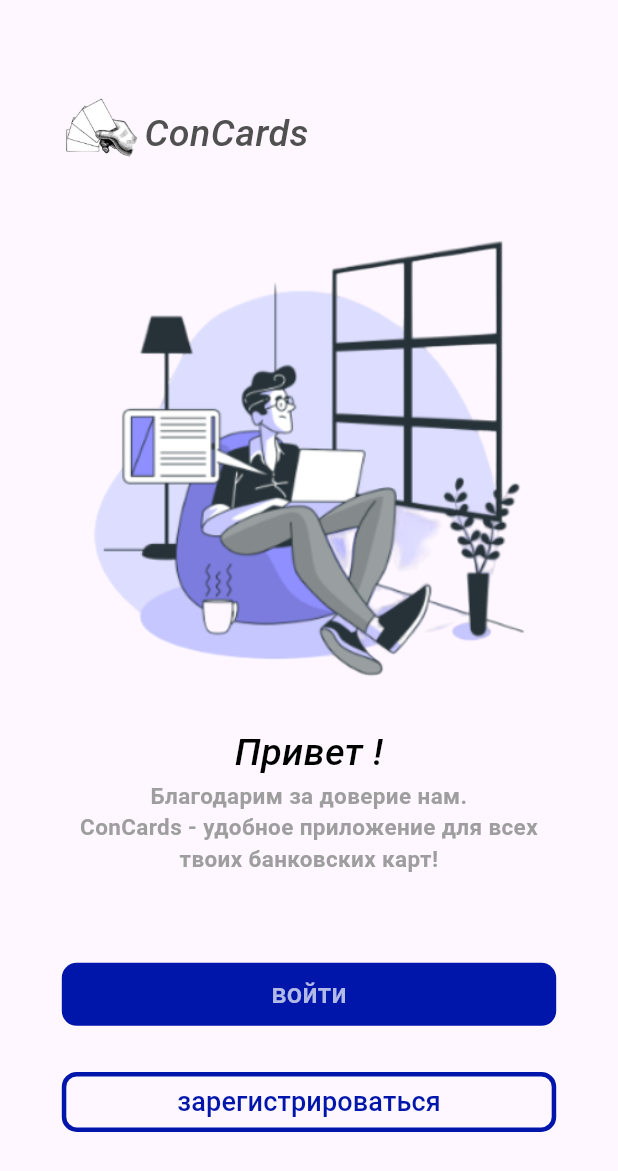
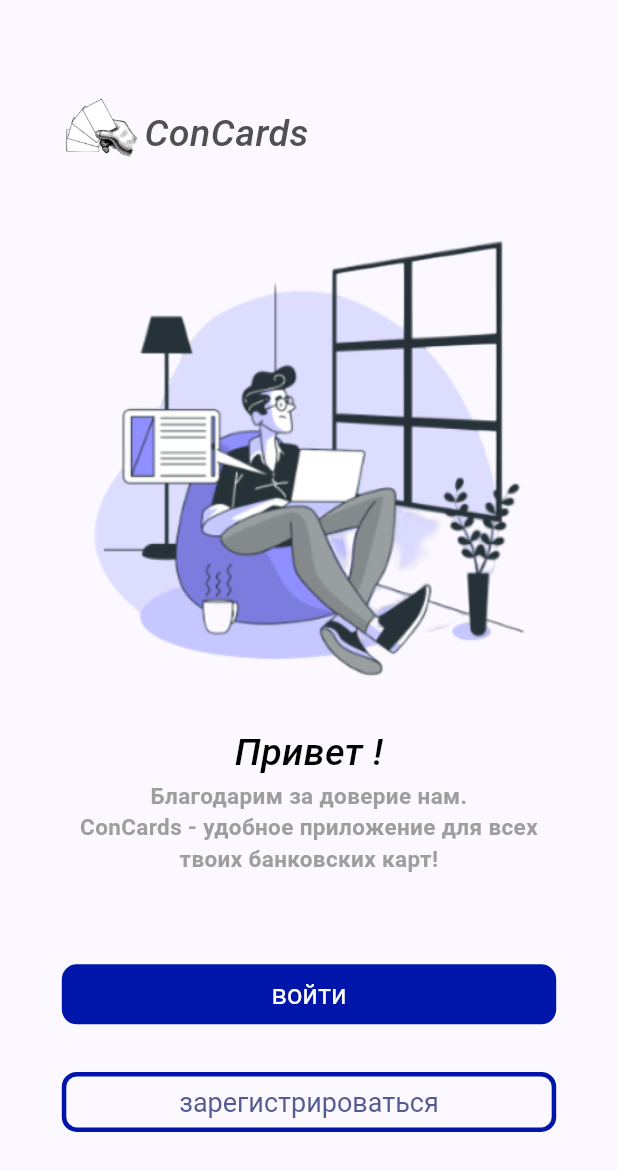
Before and after one commit to Ivan-Stefashin/con_cards, a Flutter app: the screen it shows after launch, after a tap on "зарегистрироваться", on a phone screen of 412 x 824 dp. Shown: the top 1171 px of the screen. Run offline on Flutter 3.47's test engine with Material 3 defaults, Android fonts, the phone set to English and light mode, and no system bars.

```diff
--- a/lib/main.dart
+++ b/lib/main.dart
@@ -2,7 +2,45 @@ import 'package:flutter/material.dart';
 import '../../screans/login/welcome.dart';
 
 void main() {
-  runApp(const MyApp());
+  runApp(
+      MaterialApp(
+        title: 'Flutter Demo',
+
+        theme: ThemeData(
+          colorScheme: ColorScheme.fromSeed(seedColor: Color.fromRGBO(
+              0, 32, 255, 1.0)),
+          useMaterial3: true,
+          textButtonTheme: TextButtonThemeData(
+            style: ButtonStyle(
+              backgroundColor: WidgetStatePropertyAll(Color.fromRGBO(0,21,170, 1)),
+              shape:WidgetStatePropertyAll(RoundedRectangleBorder(
+                borderRadius: BorderRadius.circular(10.0),
+              ),
+              ),
+              textStyle: WidgetStatePropertyAll(
+                  TextStyle(
+                    fontSize: 18,
+                    color: Color.fromRGBO(15, 16, 21, 1.0),
+                  ),
+              ),
+            ),
+          ),
+          outlinedButtonTheme: OutlinedButtonThemeData(
+            style: OutlinedButton.styleFrom(
+              side: BorderSide(width: 3, color: Color.fromRGBO(0,21,170, 1)),
+              shape: RoundedRectangleBorder(
+                borderRadius: BorderRadius.circular(10.0),
+              ),
+              textStyle: TextStyle(
+                fontSize: 18,
+                color: Color.fromRGBO(0,21,170, 1),
+              ),
+            ),
+          ),
+        ),
+        home: const Welcome(),
+      )
+  );
 }
 
 class MyApp extends StatelessWidget {
@@ -11,30 +49,7 @@ class MyApp extends StatelessWidget {
   // This widget is the root of your application.
   @override
   Widget build(BuildContext context) {
-    return MaterialApp(
-      title: 'Flutter Demo',
-      theme: ThemeData(
-        // This is the theme of your application.
-        //
-        // TRY THIS: Try running your application with "flutter run". You'll see
-        // the application has a purple toolbar. Then, without quitting the app,
-        // try changing the seedColor in the colorScheme below to Colors.green
-        // and then invoke "hot reload" (save your changes or press the "hot
-        // reload" button in a Flutter-supported IDE, or press "r" if you used
-        // the command line to start the app).
-        //
-        // Notice that the counter didn't reset back to zero; the application
-        // state is not lost during the reload. To reset the state, use hot
-        // restart instead.
-        //
-        // This works for code too, not just values: Most code changes can be
-        // tested with just a hot reload.
-        colorScheme: ColorScheme.fromSeed(seedColor: Colors.deepPurple),
-        useMaterial3: true,
-      ),
-      //home: const MyHomePage(title: 'Flutter Demo Home Page'),
-      home: const Welcome(),
-    );
+    return Scaffold();
   }
 }
 
--- a/lib/screans/login/welcome.dart
+++ b/lib/screans/login/welcome.dart
@@ -1,5 +1,5 @@
-import 'dart:collection';
-import 'dart:io';
+//import 'dart:collection';
+//import 'dart:io';
 
 import 'package:flutter/material.dart';
 import '../../screans/login/login.dart';
@@ -104,16 +104,10 @@ class Welcome extends StatelessWidget {
                                               builder: (context) => Login()));
                                     },
                                     child: Text("войти",
-                                      style: TextStyle(fontSize: 18,
-                                        color: Colors.white70,
-                                      ),
-                                    ),
-                                    style: TextButton.styleFrom(
-                                      backgroundColor: Color.fromRGBO(0,21,170, 1),
-                                      shape: RoundedRectangleBorder(
-                                        borderRadius: BorderRadius.circular(10.0),
-                                      ),
-                                    )
+                                       style: TextStyle(
+                                          fontSize: 18,
+                                          color: Colors.white,
+                                        )),
                                 ),
                               ),
                             )
@@ -127,18 +121,7 @@ class Welcome extends StatelessWidget {
                                    onPressed: () {
 
                                    },
-                                   child: Text('зарегистрироваться',
-                                     style: TextStyle(fontSize: 18,
-                                       color: Color.fromRGBO(0,21,170, 1),
-                                     ),
-                                   ),
-                                   style: OutlinedButton.styleFrom(
-                                     side: BorderSide(width: 3, color: Color.fromRGBO(0,21,170, 1)),
-                                     //backgroundColor: Colors.lightBlueAccent,
-                                     shape: RoundedRectangleBorder(
-                                       borderRadius: BorderRadius.circular(10.0),
-                                     ),
-                                   ),
+                                   child: Text('зарегистрироваться',),
                                  ),
                                )
                            ),
```
Also changed, not shown: lib/objects/themData.dart (added, +13 -0 lines), lib/screans/login/login.dart (+25 -1 lines).
